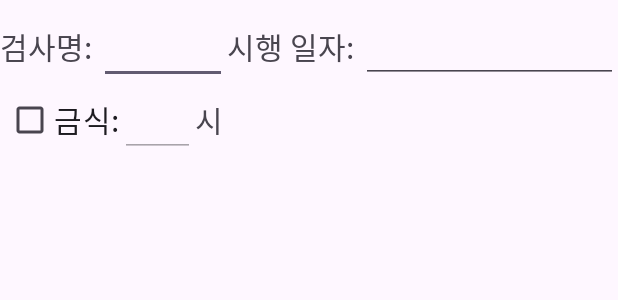
After one commit to KIMBIRDWON/nursing-handover-app, an Android app: the layout scheduled_test_item.xml on its own in the app's theme, with its tools: preview values and no code run, on a phone screen of 412 x 824 dp. The commit adds this screen. Shown: the top 300 px of the screen. Run offline under Robolectric (Android 15) with nearby library versions, the phone set to English and light mode, and no system bars.

Commit message:
feat: handover_write(test result)
인수인계 작성 파트에서 시행할 검사 기능 UI입니다.

```diff
--- /dev/null
+++ b/app/src/main/res/layout/scheduled_test_item.xml
@@ -0,0 +1,66 @@
+<?xml version="1.0" encoding="utf-8"?>
+<LinearLayout xmlns:android="http://schemas.android.com/apk/res/android"
+    android:orientation="vertical"
+    android:layout_width="match_parent"
+    android:layout_height="wrap_content"
+    android:layout_marginTop="8dp"
+    android:gravity="center">
+    <LinearLayout
+        android:layout_width="match_parent"
+        android:layout_height="wrap_content"
+        android:orientation="horizontal">
+        <TextView
+            android:layout_width="wrap_content"
+            android:layout_height="wrap_content"
+            android:textSize="20dp"
+            android:text="검사명: " />
+        <EditText
+            android:layout_width="0dp"
+            android:layout_height="wrap_content"
+            android:layout_weight="1"
+            android:textSize="20dp"
+            android:textAlignment="center"
+            android:inputType="text" />
+        <TextView
+            android:layout_width="wrap_content"
+            android:layout_height="wrap_content"
+            android:textSize="20dp"
+            android:text="시행 일자: " />
+        <EditText
+            android:id="@+id/testDateInput"
+            android:layout_width="0dp"
+            android:layout_height="wrap_content"
+            android:layout_weight="2"
+            android:focusable="false"
+            android:clickable="true"
+            android:inputType="none" />
+    </LinearLayout>
+    <LinearLayout
+        android:layout_width="match_parent"
+        android:layout_height="wrap_content"
+        android:orientation="horizontal">
+        <CheckBox
+            android:id="@+id/fastingCheck"
+            android:layout_width="wrap_content"
+            android:layout_height="wrap_content"
+            android:text="금식:"
+            android:textSize="20dp"
+            android:layout_marginStart="4dp" />
+        <EditText
+            android:id="@+id/fastingTimeInput"
+            android:layout_width="50dp"
+            android:layout_height="wrap_content"
+            android:textSize="20dp"
+            android:textAlignment="textEnd"
+            android:enabled="false"
+            android:inputType="number" />
+        <TextView
+            android:layout_width="wrap_content"
+            android:layout_height="wrap_content"
+            android:textSize="20dp"
+            android:text="시"/>
+    </LinearLayout>
+
+
+
+</LinearLayout>
```
Also changed, not shown: app/src/main/java/com/example/nursing_handover_app/HandOver.kt (+44 -0 lines), app/src/main/res/layout/activity_hand_over.xml (+28 -1 lines).
